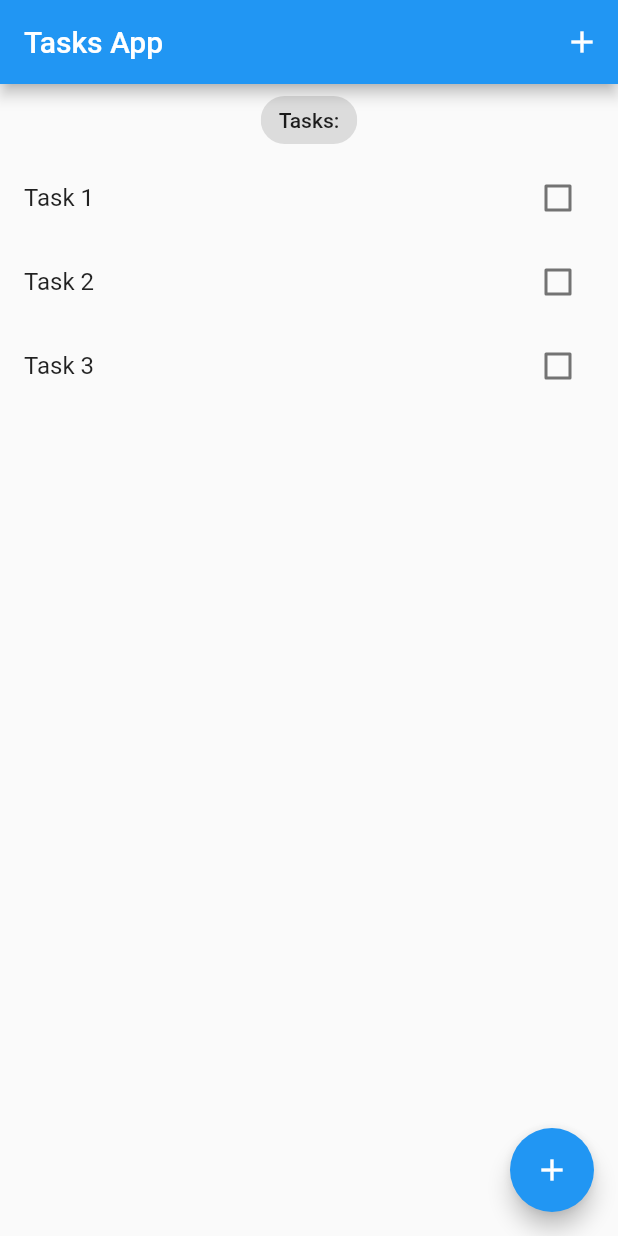
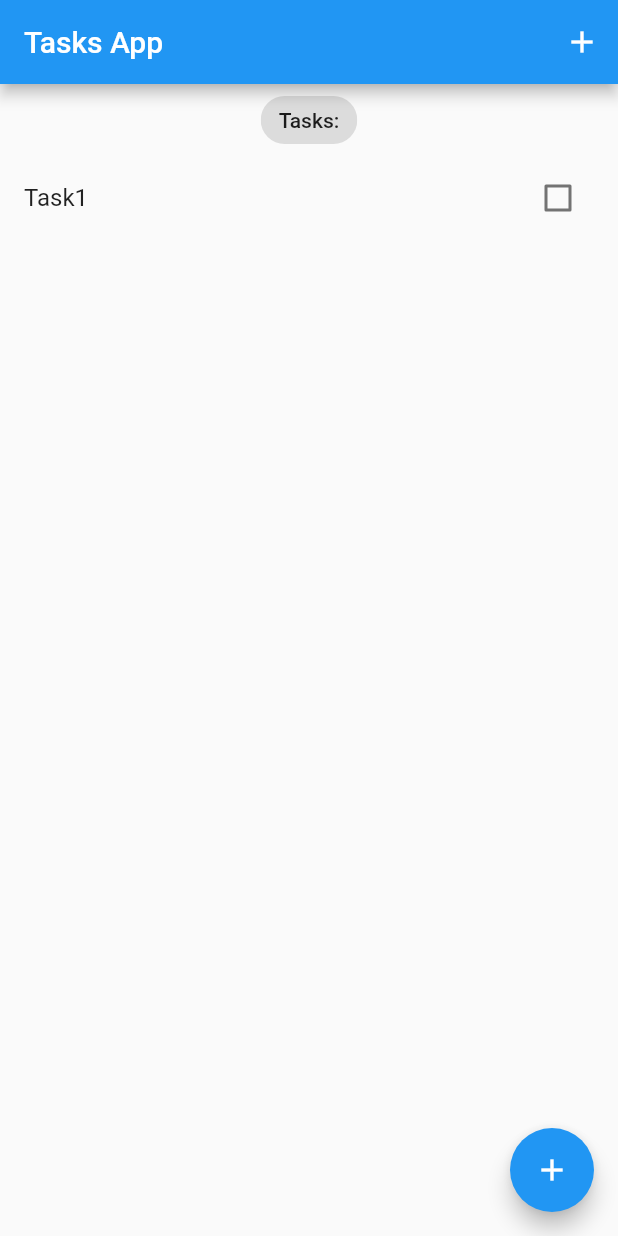
Before and after one commit to leandrorochaadm/task_bloc, a Flutter app: the screen it shows after launch, on a phone screen of 412 x 824 dp. Run offline on Flutter 3.47's test engine with Material 2 defaults, Android fonts, the phone set to English and light mode, and no system bars; our stand-ins replace bloc, equatable, flutter_bloc.

Commit message:
taskScreen: blocBuilder

```diff
--- a/lib/blocs/blocs.dart
+++ b/lib/blocs/blocs.dart
@@ -0,0 +1,3 @@
+export 'package:flutter_bloc/flutter_bloc.dart';
+
+export 'bloc/tasks_bloc.dart';
--- a/lib/main.dart
+++ b/lib/main.dart
@@ -1,9 +1,13 @@
 import 'package:flutter/material.dart';
+import 'package:task_bloc/models/models.dart';
 
+import 'blocs/blocs.dart';
 import 'screens/tasks_screen.dart';
 
 void main() {
-  runApp(const MyApp());
+  BlocOverrides.runZoned(
+    () => runApp(const MyApp()),
+  );
 }
 
 class MyApp extends StatelessWidget {
@@ -12,12 +16,16 @@ class MyApp extends StatelessWidget {
   // This widget is the root of your application.
   @override
   Widget build(BuildContext context) {
-    return MaterialApp(
-      title: 'Flutter Tasks App',
-      theme: ThemeData(
-        primarySwatch: Colors.blue,
+    return BlocProvider(
+      create: (context) =>
+          TasksBloc()..add(AddTask(task: TaskModel(title: 'Task1'))),
+      child: MaterialApp(
+        title: 'Flutter Tasks App',
+        theme: ThemeData(
+          primarySwatch: Colors.blue,
+        ),
+        home: const TasksScreen(),
       ),
-      home: TasksScreen(),
     );
   }
 }
--- a/lib/screens/tasks_screen.dart
+++ b/lib/screens/tasks_screen.dart
@@ -1,18 +1,17 @@
 import 'package:flutter/material.dart';
 
+import '../blocs/blocs.dart';
 import '../models/models.dart';
+import '../widgets/widgets.dart';
 
 class TasksScreen extends StatelessWidget {
-  TasksScreen({Key? key}) : super(key: key);
-
-  List<TaskModel> taskList = [
-    TaskModel(title: 'Task 1'),
-    TaskModel(title: 'Task 2'),
-    TaskModel(title: 'Task 3'),
-  ];
+  const TasksScreen({Key? key}) : super(key: key);
 
   @override
   Widget build(BuildContext context) {
+    return BlocBuilder<TasksBloc, TasksState>(
+      builder: (context, state) {
+        List<TaskModel> tasksList = state.allTasks;
         return Scaffold(
           appBar: AppBar(
             title: const Text('Tasks App'),
@@ -27,21 +26,7 @@ class TasksScreen extends StatelessWidget {
             crossAxisAlignment: CrossAxisAlignment.center,
             children: [
               const Center(child: Chip(label: Text('Tasks:'))),
-          Expanded(
-            child: ListView.builder(
-              itemCount: taskList.length,
-              itemBuilder: (context, index) {
-                final task = taskList[index];
-                return ListTile(
-                  title: Text(task.title),
-                  trailing: Checkbox(
-                    value: task.isDone,
-                    onChanged: (value) {},
-                  ),
-                );
-              },
-            ),
-          ),
+              TasksList(taskList: tasksList),
             ],
           ),
           floatingActionButton: FloatingActionButton(
@@ -50,5 +35,7 @@ class TasksScreen extends StatelessWidget {
             child: const Icon(Icons.add),
           ),
         );
+      },
+    );
   }
 }
--- /dev/null
+++ b/lib/widgets/task_list.dart
@@ -0,0 +1,31 @@
+import 'package:flutter/material.dart';
+
+import '../models/models.dart';
+
+class TasksList extends StatelessWidget {
+  const TasksList({
+    super.key,
+    required this.taskList,
+  });
+
+  final List<TaskModel> taskList;
+
+  @override
+  Widget build(BuildContext context) {
+    return Expanded(
+      child: ListView.builder(
+        itemCount: taskList.length,
+        itemBuilder: (context, index) {
+          final task = taskList[index];
+          return ListTile(
+            title: Text(task.title),
+            trailing: Checkbox(
+              value: task.isDone,
+              onChanged: (value) {},
+            ),
+          );
+        },
+      ),
+    );
+  }
+}
--- /dev/null
+++ b/lib/widgets/widgets.dart
@@ -0,0 +1 @@
+export 'task_list.dart';
```
Lines whose indentation alone changed are shown as unchanged.
